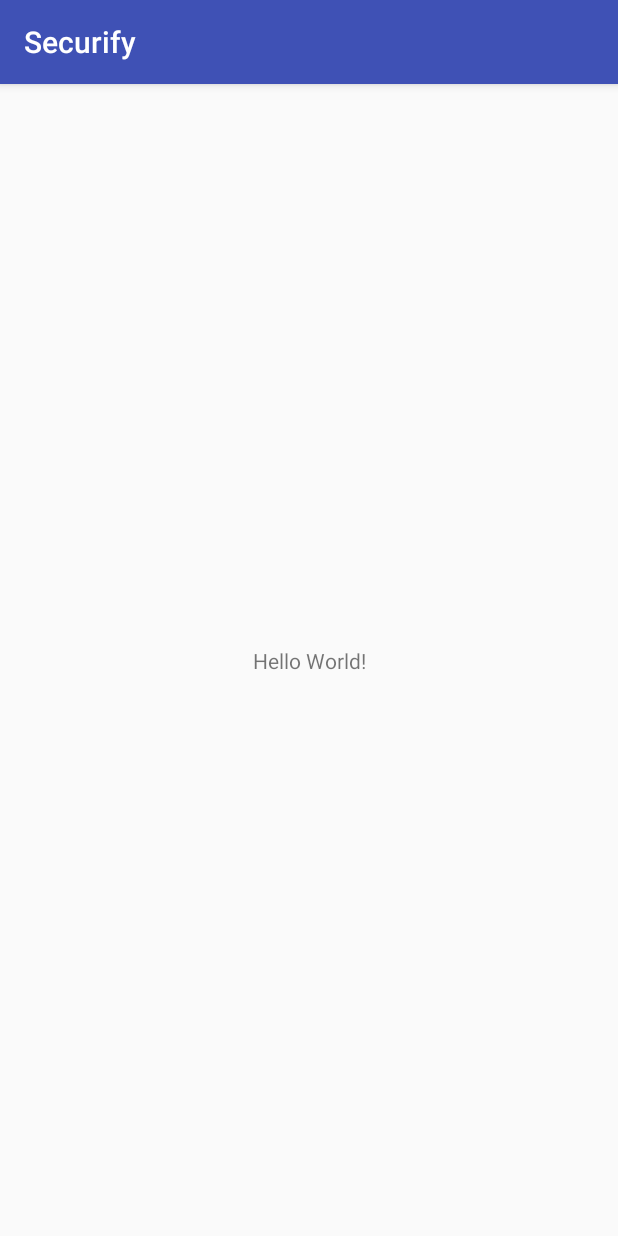
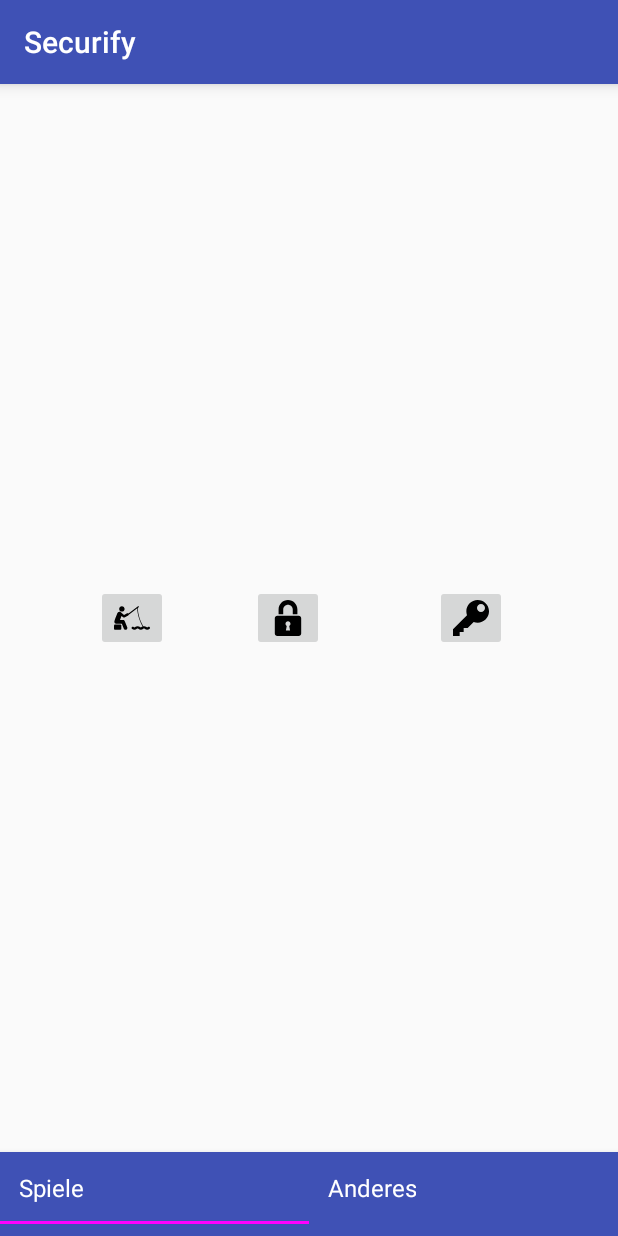
Before and after one commit to Alwin-Stockinger/Securify, an Android app: the screen it shows after launch (MainActivity), on a phone screen of 412 x 824 dp. Run offline under Robolectric (Android 15) with nearby library versions, the phone set to English and light mode, and no system bars.

Commit message:
played around with tablayouts

```diff
--- a/app/build.gradle
+++ b/app/build.gradle
@@ -19,6 +19,10 @@ android {
 }
 
 dependencies {
+
+    compile 'com.android.support:appcompat-v7:26.1.0'
+    compile 'com.android.support:design:26.1.0'
+
     implementation fileTree(dir: 'libs', include: ['*.jar'])
     implementation 'com.android.support:appcompat-v7:27.1.1'
     implementation 'com.android.support:recyclerview-v7:27.1.1'
--- /dev/null
+++ b/app/src/main/java/com/securify/securify/GameFragment.java
@@ -0,0 +1,23 @@
+package com.securify.securify;
+
+import android.os.Bundle;
+import android.support.annotation.Nullable;
+import android.support.v4.app.Fragment;
+import android.view.LayoutInflater;
+import android.view.View;
+import android.view.ViewGroup;
+
+public class GameFragment extends Fragment {
+
+    @Nullable
+    @Override
+    public View onCreateView(LayoutInflater inflater, @Nullable ViewGroup container, Bundle savedInstanceState) {
+        View rootView = inflater.inflate(R.layout.game_fragment, null);
+        return rootView;
+    }
+
+    @Override
+    public String toString() {
+        return "GameTest";
+    }
+}
--- a/app/src/main/java/com/securify/securify/MainActivity.java
+++ b/app/src/main/java/com/securify/securify/MainActivity.java
@@ -1,18 +1,138 @@
 package com.securify.securify;
 
+import android.content.Context;
+import android.support.design.widget.TabLayout;
+import android.support.v4.app.Fragment;
+import android.support.v4.app.FragmentManager;
+import android.support.v4.app.FragmentPagerAdapter;
+import android.support.v4.view.ViewPager;
+import android.support.v7.app.AppCompatActivity;
 import android.os.Bundle;
-import android.support.v7.app.AppCompatActivity;
+import android.support.v7.widget.Toolbar;
+import android.view.LayoutInflater;
+import android.view.Menu;
+import android.view.MenuItem;
+import android.view.View;
+import android.widget.TextView;
 
+import java.util.ArrayList;
 
 public class MainActivity extends AppCompatActivity {
+
+    private TabLayout tab;
 
     @Override
     protected void onCreate(Bundle savedInstanceState) {
         super.onCreate(savedInstanceState);
         setContentView(R.layout.activity_main);
 
+        Toolbar toolbar = findViewById(R.id.toolbar);
+        setSupportActionBar(toolbar);
 
+        ViewPager vp = (ViewPager) findViewById(R.id.viewpager);
+        TabLayout tabLayout = findViewById(R.id.tab_layout);
+
+        PagerAdapter pagerAdapter = new PagerAdapter(getSupportFragmentManager(), MainActivity.this);
+
+        pagerAdapter.addPage(new GameFragment());
+        pagerAdapter.addPage(new OtherFragment());
+        vp.setAdapter(pagerAdapter);
+        tabLayout.setupWithViewPager(vp);
+
+        for (int i = 0; i < tabLayout.getTabCount(); i++) {
+            TabLayout.Tab tab = tabLayout.getTabAt(i);
+            tab.setCustomView(pagerAdapter.getTabView(i));
+        }
     }
 
+    /*
+    @Override
+    public boolean onCreateOptionsMenu(Menu menu) {
+        // Inflate the menu; this adds items to the action bar if it is present.
+        getMenuInflater().inflate(R.menu.menu_main, menu);
+        return true;
+    }
 
+    @Override
+    public boolean onOptionsItemSelected(MenuItem item) {
+        int id = item.getItemId();
+
+        if (id == R.id.action_settings) {
+            return true;
+        }
+
+        return super.onOptionsItemSelected(item);
+    }*/
+
+    public class PagerAdapter extends FragmentPagerAdapter {
+        private ArrayList<Fragment> pages = new ArrayList<>();
+
+        String[] tabTitles =  new String[] {"Spiele", "Anderes"};
+        Context context;
+
+        public PagerAdapter(FragmentManager fm, Context context) {
+            super(fm);
+            this.context = context;
+        }
+
+        @Override
+        public Fragment getItem(int position) {
+            switch(position){
+                case 0:
+                    return new GameFragment();
+                case 1:
+                    return new OtherFragment();
+            }
+            return null;
+        }
+
+        @Override
+        public int getCount() {
+            return pages.size();
+        }
+
+        @Override
+        public CharSequence getPageTitle(int position) {
+            return tabTitles[position];
+        }
+
+        public View getTabView(int position){
+            View tab = LayoutInflater.from(context).inflate(R.layout.custom_tab, null);
+            TextView tv = tab.findViewById(R.id.custom_text);
+            tv.setText(tabTitles[position]);
+            return tab;
+        }
+
+        //needed?
+        public void addPage(Fragment f) {
+            pages.add(f);
+        }
+    }
+
+    /*
+    private void addPages(ViewPager viewPager){
+        PagerAdapter pagerAdapter = new PagerAdapter(getSupportFragmentManager(), MainActivity.this);
+        pagerAdapter.addPage(new GameFragment());
+        pagerAdapter.addPage(new OtherFragment());
+        viewPager.setAdapter(pagerAdapter);
+    }
+
+    private TabLayout.OnTabSelectedListener tabSelectedListener(final ViewPager pager){
+        return new TabLayout.OnTabSelectedListener() {
+            @Override
+            public void onTabSelected(TabLayout.Tab tab) {
+                pager.setCurrentItem(tab.getPosition());
+            }
+
+            @Override
+            public void onTabUnselected(TabLayout.Tab tab) {
+
+            }
+
+            @Override
+            public void onTabReselected(TabLayout.Tab tab) {
+
+            }
+        };
+    }*/
 }
--- /dev/null
+++ b/app/src/main/java/com/securify/securify/OtherFragment.java
@@ -0,0 +1,23 @@
+package com.securify.securify;
+
+import android.os.Bundle;
+import android.support.annotation.Nullable;
+import android.support.v4.app.Fragment;
+import android.view.LayoutInflater;
+import android.view.View;
+import android.view.ViewGroup;
+
+public class OtherFragment extends Fragment {
+
+    @Nullable
+    @Override
+    public View onCreateView(LayoutInflater inflater, @Nullable ViewGroup container, Bundle savedInstanceState) {
+        View rootView = inflater.inflate(R.layout.other_fragment, null);
+        return rootView;
+    }
+
+    @Override
+    public String toString() {
+        return "OtherTest";
+    }
+}
--- /dev/null
+++ b/app/src/main/res/drawable/ic_fishing_man.xml
@@ -0,0 +1,6 @@
+<vector android:height="24dp" android:viewportHeight="484.64"
+    android:viewportWidth="484.64" android:width="24dp" xmlns:android="http://schemas.android.com/apk/res/android">
+    <path android:fillColor="#FF000000" android:pathData="M106.2,156.4c20.2,0 36.6,-16.4 36.6,-36.6c0,-20.2 -16.4,-36.6 -36.6,-36.6c-20.3,0 -36.6,16.4 -36.6,36.6C69.5,140 85.9,156.4 106.2,156.4z"/>
+    <path android:fillColor="#FF000000" android:pathData="M479.8,364.9c-6.4,-6.4 -16.7,-6.4 -23.1,0c-5.3,5.3 -14.6,5.3 -20,-0C425.3,353.4 408.2,349.5 392.8,353c-73,-137.4 -72,-227.9 -70.7,-247.1l10.9,-8.3c3.6,-2.7 4.3,-7.8 1.6,-11.4c-2.7,-3.6 -7.8,-4.3 -11.4,-1.6l-127.7,96.9c-4.9,-4.8 -12.5,-6.3 -18.9,-2.9l-41.5,22l-31.3,-24.4c-3.7,-7 -9.1,-11.9 -17.2,-15.3c-2.2,-0.9 -9.7,-3.2 -17,-1.6c-10.9,2.5 -20.9,9.3 -25.1,20.5c0,0 -28.9,76.8 -38,101.6c-7.2,19.5 7.1,37.7 20.6,37.7c0,0 0.1,0 0.1,0l78.8,-0.4l26.5,66.8c3.8,9.6 13,15.5 22.8,15.5c3,0 6.1,-0.6 9,-1.7c12.6,-5 18.7,-19.2 13.7,-31.8l-32.7,-82.3c-3.7,-9.3 -12.7,-15.5 -22.8,-15.5c-0,0 -0.1,0 -0.1,0l-41.9,0.2l20.4,-54.5l22.4,17.5c2.9,2.3 6.5,3.5 10,3.5c2.6,0 5.2,-0.6 7.7,-1.9l50.8,-26.9c3.5,-1.8 5.8,-4.8 7.2,-8.2l114.5,-86.9c-0.9,29.9 4,116 71.3,243.1c-5.2,2.2 -10.1,5.3 -14.2,9.4c-5.2,5.2 -14.7,5.2 -19.9,0c-17.7,-17.7 -48.5,-17.7 -66.2,-0c-5.3,5.3 -14.6,5.3 -20,0c-6.4,-6.4 -16.7,-6.4 -23.1,0c-6.4,6.4 -6.4,16.7 0,23.1c18.2,18.2 47.9,18.3 66.1,0c5.3,-5.3 14.6,-5.3 20,0c8.8,8.8 20.6,13.7 33,13.7c12.5,0 24.2,-4.9 33.1,-13.7c5.3,-5.3 14.6,-5.3 20,0c18.2,18.2 47.9,18.2 66.1,-0C486.2,381.6 486.2,371.3 479.8,364.9z"/>
+    <path android:fillColor="#FF000000" android:pathData="M87,330.2H11.6C5.2,330.2 0,335.4 0,341.8v48.2c0,6.4 5.2,11.6 11.6,11.6h75.4c6.4,0 11.6,-5.2 11.6,-11.6v-48.2C98.6,335.4 93.4,330.2 87,330.2z"/>
+</vector>
--- /dev/null
+++ b/app/src/main/res/drawable/ic_key.xml
@@ -0,0 +1,4 @@
+<vector android:height="24dp" android:viewportHeight="516.375"
+    android:viewportWidth="516.375" android:width="24dp" xmlns:android="http://schemas.android.com/apk/res/android">
+    <path android:fillColor="#FF000000" android:pathData="M353.8,0C263.9,0 191.3,72.7 191.3,162.6c0,19.1 3.8,38.3 9.6,57.4L0,420.8v95.6h95.6V459H153v-57.4h57.4l86.1,-86.1c17.2,5.7 36.3,9.6 57.4,9.6c89.9,0 162.6,-72.7 162.6,-162.6S443.7,0 353.8,0zM401.6,172.1c-32.5,0 -57.4,-24.9 -57.4,-57.4s24.9,-57.4 57.4,-57.4S459,82.2 459,114.8S434.1,172.1 401.6,172.1z"/>
+</vector>
--- /dev/null
+++ b/app/src/main/res/drawable/ic_lock.xml
@@ -0,0 +1,5 @@
+<vector android:height="24dp" android:viewportHeight="489.6"
+    android:viewportWidth="489.6" android:width="24dp" xmlns:android="http://schemas.android.com/apk/res/android">
+    <path android:fillColor="#FF000000" android:pathData="M179.8,127.9c0,-35.8 29.2,-64.9 64.9,-64.9s64.9,29.2 64.9,64.9v64.9h63v-64.9c0,-70.8 -57.6,-127.9 -127.9,-127.9s-127.9,57.2 -127.9,127.9v64.9h63V127.9z"/>
+    <path android:fillColor="#FF000000" android:pathData="M389.4,213.9H99.9c-19.1,0 -34.6,15.6 -34.6,34.6V455c0,19.1 15.6,34.6 34.6,34.6h289.7c19.1,0 34.6,-15.6 34.6,-34.6V248.5C424.4,229.4 408.8,213.9 389.4,213.9zM273,413.4h-56.8l11.3,-60.3c-9.7,-5.8 -16.7,-16.7 -16.7,-28.8c0,-18.7 15.2,-33.8 33.8,-33.8s33.8,15.2 33.8,33.8c0,12.4 -6.6,22.9 -16.7,28.8L273,413.4z"/>
+</vector>
--- a/app/src/main/res/layout/activity_main.xml
+++ b/app/src/main/res/layout/activity_main.xml
@@ -1,18 +1,41 @@
-<?xml version="1.0" encoding="utf-8"?>
-<android.support.constraint.ConstraintLayout xmlns:android="http://schemas.android.com/apk/res/android"
+<RelativeLayout
+    android:id="@+id/main_layout"
+    xmlns:android="http://schemas.android.com/apk/res/android"
     xmlns:app="http://schemas.android.com/apk/res-auto"
     xmlns:tools="http://schemas.android.com/tools"
     android:layout_width="match_parent"
     android:layout_height="match_parent"
-    tools:context="com.securify.securify.MainActivity">
+    tools:context=".MainActivity">
 
-    <TextView
-        android:layout_width="wrap_content"
+    <android.support.v7.widget.Toolbar
+        android:id="@+id/toolbar"
+        android:layout_width="match_parent"
+        android:layout_height="?attr/actionBarSize"
+        android:layout_alignParentTop="true"
+        android:background="?attr/colorPrimary"
+        android:elevation="6dp"
+        android:minHeight="?attr/actionBarSize"
+        android:theme="@style/ThemeOverlay.AppCompat.Dark.ActionBar"
+        app:popupTheme="@style/ThemeOverlay.AppCompat.Light"/>
+
+    <android.support.design.widget.TabLayout
+        android:id="@+id/tab_layout"
+        app:tabMode="fixed"
+        app:tabGravity="fill"
+        android:layout_width="match_parent"
         android:layout_height="wrap_content"
-        android:text="Hello World!"
-        app:layout_constraintBottom_toBottomOf="parent"
-        app:layout_constraintLeft_toLeftOf="parent"
-        app:layout_constraintRight_toRightOf="parent"
-        app:layout_constraintTop_toTopOf="parent" />
+        android:background="?attr/colorPrimary"
+        android:elevation="6dp"
+        app:tabTextColor="#d3d3d3"
+        app:tabSelectedTextColor="#ffffff"
+        app:tabIndicatorColor="#ff00ff"
+        android:minHeight="?attr/actionBarSize"
+        android:layout_alignParentBottom="true"
+        />
 
-</android.support.constraint.ConstraintLayout>
+    <android.support.v4.view.ViewPager
+        android:id="@+id/viewpager"
+        android:layout_width="match_parent"
+        android:layout_height="wrap_content" />
+
+</RelativeLayout>
--- /dev/null
+++ b/app/src/main/res/layout/custom_tab.xml
@@ -0,0 +1,15 @@
+<?xml version="1.0" encoding="utf-8"?>
+<LinearLayout xmlns:android="http://schemas.android.com/apk/res/android"
+    android:orientation="vertical" android:layout_width="match_parent"
+    android:layout_height="match_parent">
+    <TextView
+        android:id="@+id/custom_text"
+        android:layout_width="wrap_content"
+        android:layout_height="match_parent"
+        android:background="?attr/selectableItemBackground"
+        android:gravity="center"
+        android:textSize="16sp"
+        android:textColor="#ffffff"
+        android:singleLine="true"
+        />
+</LinearLayout>
--- /dev/null
+++ b/app/src/main/res/layout/game_fragment.xml
@@ -0,0 +1,48 @@
+<?xml version="1.0" encoding="utf-8"?>
+<android.support.constraint.ConstraintLayout xmlns:android="http://schemas.android.com/apk/res/android"
+    android:layout_width="match_parent"
+    android:layout_height="match_parent"
+    xmlns:app="http://schemas.android.com/apk/res-auto">
+
+    <ImageButton
+        android:id="@+id/imageButton3"
+        android:layout_width="wrap_content"
+        android:layout_height="wrap_content"
+        android:layout_marginBottom="8dp"
+        android:layout_marginStart="64dp"
+        android:layout_marginTop="8dp"
+        android:contentDescription="Phishing"
+        app:layout_constraintBottom_toBottomOf="parent"
+        app:layout_constraintStart_toStartOf="parent"
+        app:layout_constraintTop_toTopOf="parent"
+        app:srcCompat="@drawable/ic_fishing_man" />
+
+    <ImageButton
+        android:id="@+id/imageButton4"
+        android:layout_width="wrap_content"
+        android:layout_height="wrap_content"
+        android:layout_marginBottom="8dp"
+        android:layout_marginStart="56dp"
+        android:layout_marginTop="8dp"
+        android:contentDescription="Password game"
+        app:layout_constraintBottom_toBottomOf="parent"
+        app:layout_constraintStart_toEndOf="@+id/imageButton3"
+        app:layout_constraintTop_toTopOf="parent"
+        app:srcCompat="@drawable/ic_lock" />
+
+    <ImageButton
+        android:id="@+id/imageButton5"
+        android:layout_width="wrap_content"
+        android:layout_height="wrap_content"
+        android:layout_marginBottom="8dp"
+        android:layout_marginEnd="8dp"
+        android:layout_marginStart="8dp"
+        android:layout_marginTop="8dp"
+        android:contentDescription="Permissions"
+        app:layout_constraintBottom_toBottomOf="parent"
+        app:layout_constraintEnd_toEndOf="parent"
+        app:layout_constraintStart_toEndOf="@+id/imageButton4"
+        app:layout_constraintTop_toTopOf="parent"
+        app:srcCompat="@drawable/ic_key" />
+
+</android.support.constraint.ConstraintLayout>
--- /dev/null
+++ b/app/src/main/res/layout/home3.xml
@@ -0,0 +1,6 @@
+<?xml version="1.0" encoding="utf-8"?>
+<android.support.constraint.ConstraintLayout
+    xmlns:android="http://schemas.android.com/apk/res/android" android:layout_width="match_parent"
+    android:layout_height="match_parent">
+
+</android.support.constraint.ConstraintLayout>
--- /dev/null
+++ b/app/src/main/res/layout/other_fragment.xml
@@ -0,0 +1,6 @@
+<?xml version="1.0" encoding="utf-8"?>
+<android.support.constraint.ConstraintLayout
+    xmlns:android="http://schemas.android.com/apk/res/android" android:layout_width="match_parent"
+    android:layout_height="match_parent">
+
+</android.support.constraint.ConstraintLayout>
--- a/app/src/main/res/values/styles.xml
+++ b/app/src/main/res/values/styles.xml
@@ -1,7 +1,7 @@
 <resources>
 
     <!-- Base application theme. -->
-    <style name="AppTheme" parent="Theme.AppCompat.Light.DarkActionBar">
+    <style name="AppTheme" parent="Theme.AppCompat.Light.NoActionBar">
         <!-- Customize your theme here. -->
         <item name="colorPrimary">@color/colorPrimary</item>
         <item name="colorPrimaryDark">@color/colorPrimaryDark</item>
```
Also changed, not shown: app/src/main/java/com/securify/securify/PagerAdapter.java (added, +56 -0 lines), app/src/main/res/layout/home.xml (added, +82 -0 lines), app/src/main/res/layout/home2.xml (added, +62 -0 lines), app/src/main/res/values/strings.xml (+9 -0 lines).
